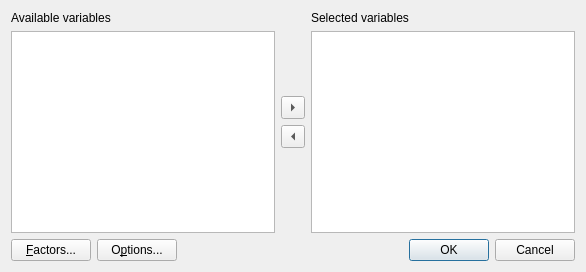
The window that cogstat/ui/compare_vars.ui (cogstat/cogstat) describes before a commit, drawn with Qt 5.
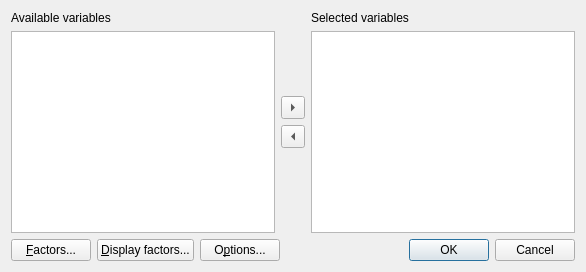
The same window after the commit.

Commit message: display groups and repeated measures variables as different colors and panels - work in progress

```diff
--- a/cogstat/ui/compare_vars.ui
+++ b/cogstat/ui/compare_vars.ui
@@ -115,6 +115,13 @@
        </property>
       </widget>
      </item>
+     <item>
+      <widget class="QPushButton" name="pushButton_3">
+       <property name="text">
+        <string>&amp;Display factors...</string>
+       </property>
+      </widget>
+     </item>
      <item>
       <widget class="QPushButton" name="pushButton_2">
        <property name="text">
```
The commit also changes 21 other files.
